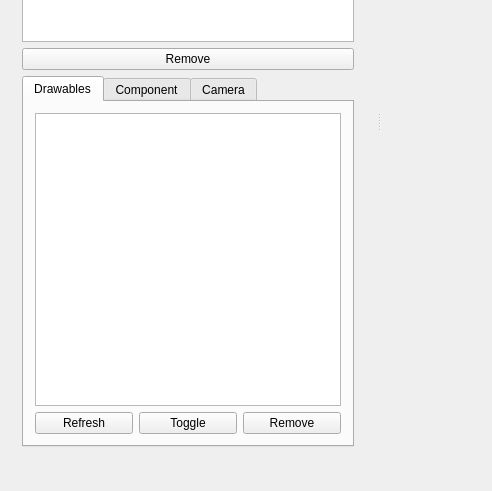
Old version of the form src/MainApplication/Gui/ui/MainWindow.ui in the repository STORM-IRIT/Radium-Engine; both pictures show x 0 to 492 and y 246 to 737 of the 1204 by 737 pixel window.
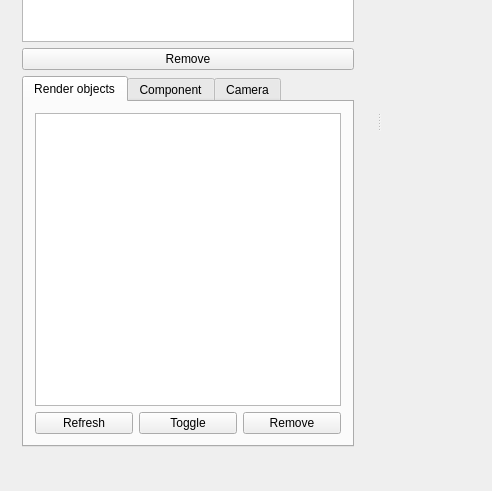
New version of the form. The open tabs and pages were chosen to show the change. Custom widgets are drawn as their Qt base class.

What changed in the file:
```diff
--- a/src/MainApplication/Gui/ui/MainWindow.ui
+++ b/src/MainApplication/Gui/ui/MainWindow.ui
@@ -109,7 +109,7 @@
             </property>
             <widget class="QWidget" name="tab">
              <attribute name="title">
-              <string>Drawables</string>
+              <string>Render objects</string>
              </attribute>
              <layout class="QVBoxLayout" name="verticalLayout_5">
               <item>
```
Left out of the diff: 10 changed lines with no effect on the pictures.
